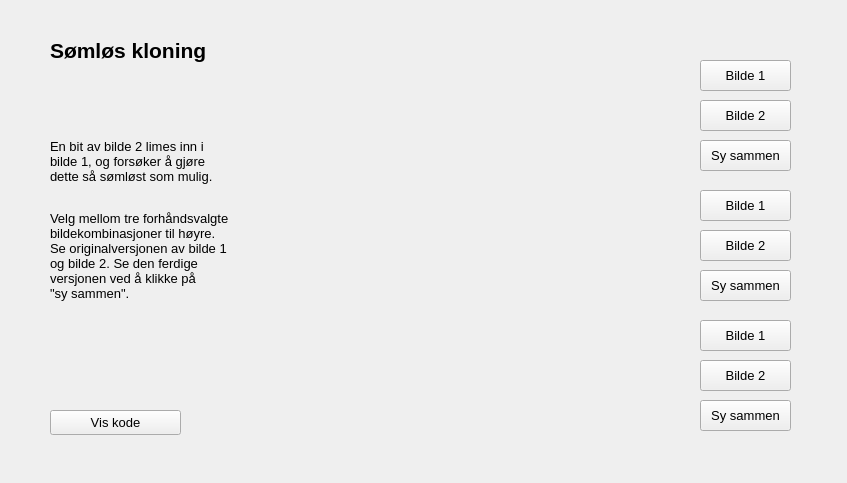
Old version of the form src/seamless.ui in the repository jegerud/Sciprog2020project.
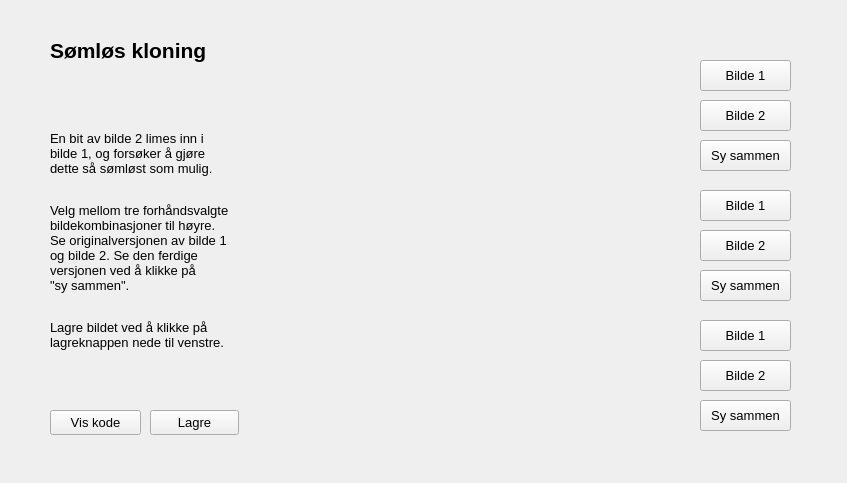
New version of the form. Custom widgets are drawn as their Qt base class.

Commit message: Mulighet for å lagre bilde

Patch:
```diff
--- a/src/seamless.ui
+++ b/src/seamless.ui
@@ -95,7 +95,7 @@
      <x>50</x>
      <y>110</y>
      <width>241</width>
-     <height>221</height>
+     <height>261</height>
     </rect>
    </property>
    <property name="font">
@@ -104,7 +104,7 @@
     </font>
    </property>
    <property name="text">
-    <string>&lt;html&gt;&lt;head/&gt;&lt;body&gt;&lt;p&gt;En bit av bilde 2 limes inn i&lt;br/&gt;bilde 1, og forsøker å gjøre&lt;br/&gt;dette så sømløst som mulig.&lt;br/&gt;&lt;/p&gt;&lt;p&gt;Velg mellom tre forhåndsvalgte&lt;br/&gt;bildekombinasjoner til høyre.&lt;br/&gt;Se originalversjonen av bilde 1&lt;br/&gt;og bilde 2. Se den ferdige &lt;br/&gt;versjonen ved å klikke på&lt;br/&gt;&amp;quot;sy sammen&amp;quot;.&lt;/p&gt;&lt;/body&gt;&lt;/html&gt;</string>
+    <string>&lt;html&gt;&lt;head/&gt;&lt;body&gt;&lt;p&gt;En bit av bilde 2 limes inn i&lt;br/&gt;bilde 1, og forsøker å gjøre&lt;br/&gt;dette så sømløst som mulig.&lt;br/&gt;&lt;/p&gt;&lt;p&gt;Velg mellom tre forhåndsvalgte&lt;br/&gt;bildekombinasjoner til høyre.&lt;br/&gt;Se originalversjonen av bilde 1&lt;br/&gt;og bilde 2. Se den ferdige &lt;br/&gt;versjonen ved å klikke på&lt;br/&gt;&amp;quot;sy sammen&amp;quot;.&lt;/p&gt;&lt;p&gt;&lt;br/&gt;Lagre bildet ved å klikke på&lt;br/&gt;lagreknappen nede til venstre.&lt;/p&gt;&lt;/body&gt;&lt;/html&gt;</string>
    </property>
   </widget>
   <widget class="QPushButton" name="seamlessCode">
@@ -112,7 +112,7 @@
     <rect>
      <x>50</x>
      <y>410</y>
-     <width>131</width>
+     <width>91</width>
      <height>25</height>
     </rect>
    </property>
@@ -243,6 +243,24 @@
     </rect>
    </property>
   </widget>
+  <widget class="QPushButton" name="save">
+   <property name="geometry">
+    <rect>
+     <x>150</x>
+     <y>410</y>
+     <width>89</width>
+     <height>25</height>
+    </rect>
+   </property>
+   <property name="font">
+    <font>
+     <pointsize>10</pointsize>
+    </font>
+   </property>
+   <property name="text">
+    <string>Lagre</string>
+   </property>
+  </widget>
  </widget>
  <customwidgets>
   <customwidget>
```
The commit also changes 14 other files.
